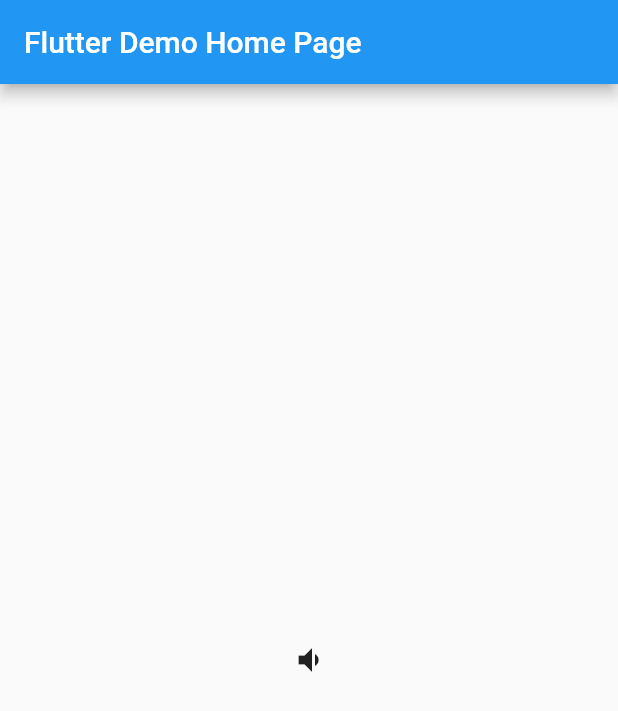
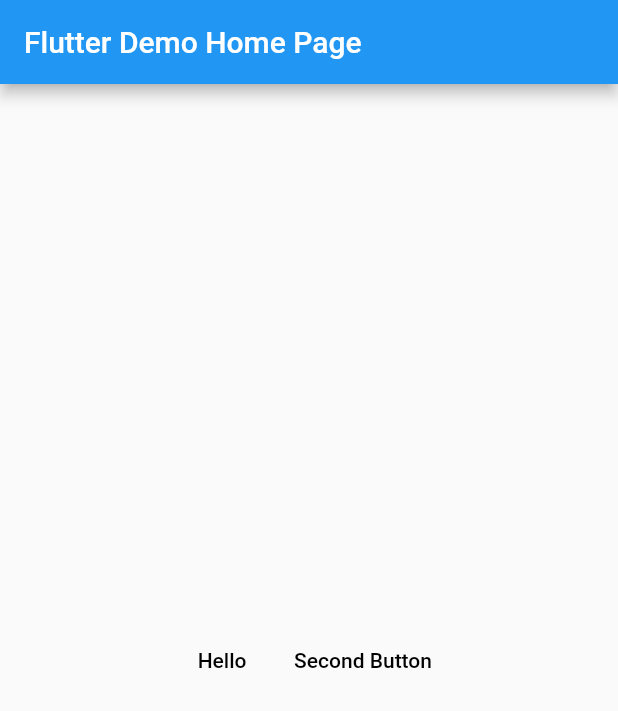
Before and after one commit to arraisi/flutter_app, a Flutter app: the screen it shows after launch, on a phone screen of 412 x 824 dp. Shown: the top 711 px of the screen. Run offline on Flutter 3.47's test engine with Material 2 defaults, Android fonts, the phone set to English and light mode, and no system bars.

Commit message:
ButtonBar

```diff
--- a/lib/main.dart
+++ b/lib/main.dart
@@ -102,15 +102,22 @@ class _MyHomePageState extends State<MyHomePage> {
       body: Center(
         // Center is a layout widget. It takes a single child and positions it
         // in the middle of the parent.
-          child: IconButton(
-            icon: Icon(Icons.volume_down),
-            tooltip: "Volume",
-            onPressed: () {
-              setState(() {
-                _volume -= 10;
-                print(_volume);
-              });
-            },
+          child: ButtonBar(
+            alignment: MainAxisAlignment.center,
+            children: <Widget>[
+              FlatButton(
+                  onPressed: () {
+
+                  },
+                  child: Text("Hello")
+              ),
+              FlatButton(
+                  onPressed: () {
+
+                  },
+                  child: Text("Second Button")
+              )
+            ],
           )
       ),
     );
```
